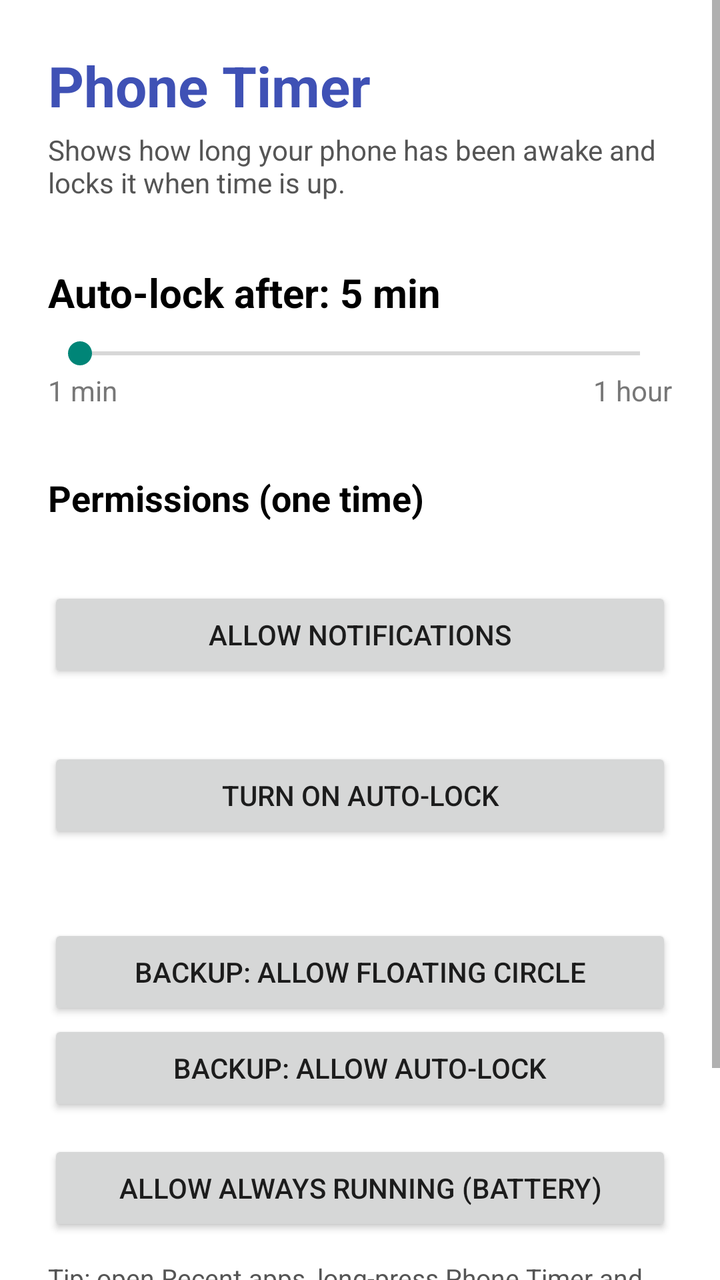
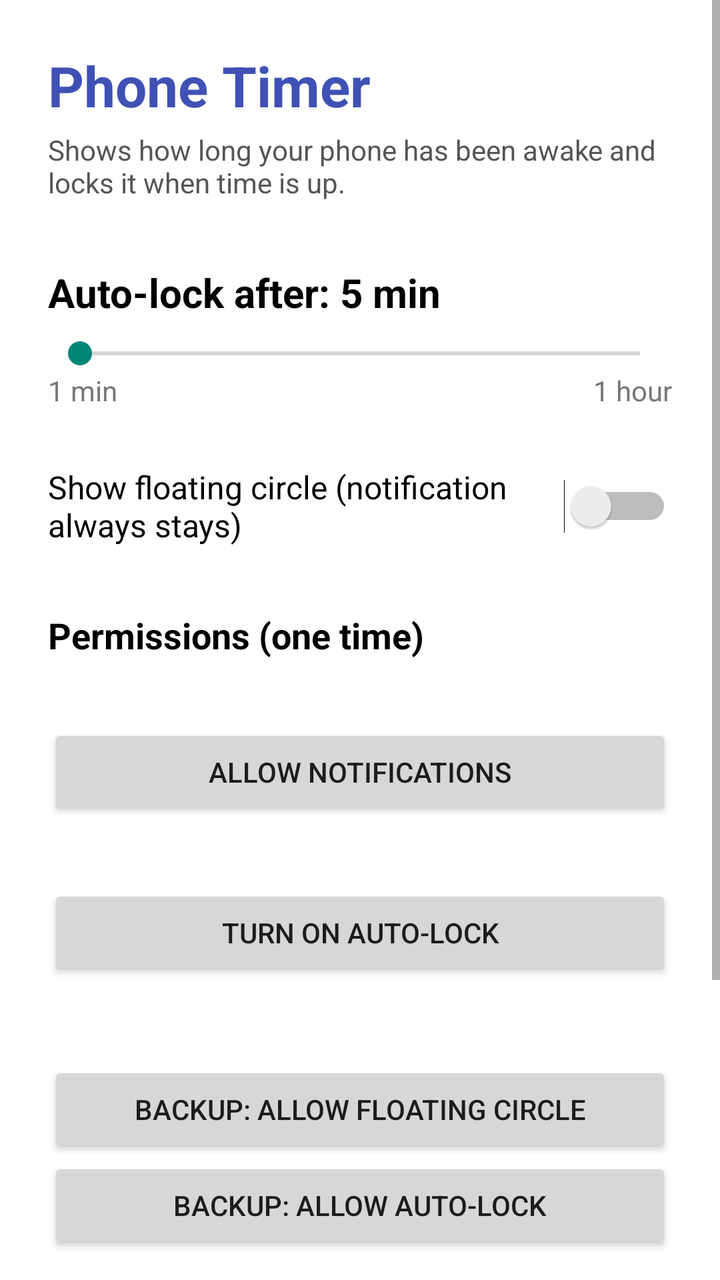

Screens rendered from an Android XML layout before and after an edit, with the pre-edit source and the edit as a unified diff.
<!-- AndroidManifest.xml: application theme android:Theme.Material.Light.NoActionBar -->
<!-- res/layout/activity_main.xml -->
<?xml version="1.0" encoding="utf-8"?>
<ScrollView xmlns:android="http://schemas.android.com/apk/res/android"
    android:layout_width="match_parent"
    android:layout_height="match_parent"
    android:fillViewport="true"
    android:background="#FFFFFF">

    <LinearLayout
        android:layout_width="match_parent"
        android:layout_height="wrap_content"
        android:orientation="vertical"
        android:padding="24dp">

        <TextView
            android:layout_width="wrap_content"
            android:layout_height="wrap_content"
            android:text="Phone Timer"
            android:textColor="#3F51B5"
            android:textSize="28sp"
            android:textStyle="bold" />

        <TextView
            android:layout_width="wrap_content"
            android:layout_height="wrap_content"
            android:layout_marginTop="4dp"
            android:text="Shows how long your phone has been awake and locks it when time is up."
            android:textColor="#555555"
            android:textSize="14sp" />

        <TextView
            android:id="@+id/tvLimit"
            android:layout_width="wrap_content"
            android:layout_height="wrap_content"
            android:layout_marginTop="32dp"
            android:text="Auto-lock after: 5 min"
            android:textColor="#000000"
            android:textSize="20sp"
            android:textStyle="bold" />

        <SeekBar
            android:id="@+id/seekLimit"
            android:layout_width="match_parent"
            android:layout_height="wrap_content"
            android:layout_marginTop="8dp" />

        <LinearLayout
            android:layout_width="match_parent"
            android:layout_height="wrap_content"
            android:orientation="horizontal">

            <TextView
                android:layout_width="0dp"
                android:layout_height="wrap_content"
                android:layout_weight="1"
                android:text="1 min"
                android:textColor="#777777" />

            <TextView
                android:layout_width="wrap_content"
                android:layout_height="wrap_content"
                android:text="1 hour"
                android:textColor="#777777" />
        </LinearLayout>

        <TextView
            android:layout_width="wrap_content"
            android:layout_height="wrap_content"
            android:layout_marginTop="32dp"
            android:text="Permissions (one time)"
            android:textColor="#000000"
            android:textSize="18sp"
            android:textStyle="bold" />

        <TextView
            android:id="@+id/tvNotif"
            android:layout_width="wrap_content"
            android:layout_height="wrap_content"
            android:layout_marginTop="12dp"
            android:textColor="#000000"
            android:textSize="15sp" />

        <Button
            android:id="@+id/btnNotif"
            android:layout_width="match_parent"
            android:layout_height="wrap_content"
            android:text="Allow notifications" />

        <TextView
            android:id="@+id/tvLock"
            android:layout_width="wrap_content"
            android:layout_height="wrap_content"
            android:layout_marginTop="12dp"
            android:textColor="#000000"
            android:textSize="15sp" />

        <Button
            android:id="@+id/btnLock"
            android:layout_width="match_parent"
            android:layout_height="wrap_content"
            android:text="Turn on auto-lock" />

        <TextView
            android:id="@+id/tvBackup"
            android:layout_width="wrap_content"
            android:layout_height="wrap_content"
            android:layout_marginTop="20dp"
            android:textColor="#000000"
            android:textSize="15sp" />

        <Button
            android:id="@+id/btnOverlay"
            android:layout_width="match_parent"
            android:layout_height="wrap_content"
            android:text="Backup: allow floating circle" />

        <Button
            android:id="@+id/btnAdmin"
            android:layout_width="match_parent"
            android:layout_height="wrap_content"
            android:text="Backup: allow auto-lock" />

        <Button
            android:id="@+id/btnBattery"
            android:layout_width="match_parent"
            android:layout_height="wrap_content"
            android:layout_marginTop="12dp"
            android:text="Allow always running (battery)" />

        <TextView
            android:layout_width="wrap_content"
            android:layout_height="wrap_content"
            android:layout_marginTop="12dp"
            android:text="Tip: open Recent apps, long-press Phone Timer and tap the lock icon, so 'Clear all' does not stop it."
            android:textColor="#555555"
            android:textSize="13sp" />

        <Button
            android:id="@+id/btnToggle"
            android:layout_width="match_parent"
            android:layout_height="wrap_content"
            android:layout_marginTop="32dp"
            android:text="Start" />
    </LinearLayout>
</ScrollView>
<!-- resources referenced by this layout -->
<resources>

</resources>

<!-- the commit's change to res/layout/activity_main.xml (unified diff, before → after) -->
@@ -61,6 +61,15 @@
                 android:text="1 hour"
                 android:textColor="#777777" />
         </LinearLayout>
+
+        <Switch
+            android:id="@+id/swBubble"
+            android:layout_width="match_parent"
+            android:layout_height="wrap_content"
+            android:layout_marginTop="28dp"
+            android:text="Show floating circle (notification always stays)"
+            android:textColor="#000000"
+            android:textSize="16sp" />
 
         <TextView
             android:layout_width="wrap_content"
